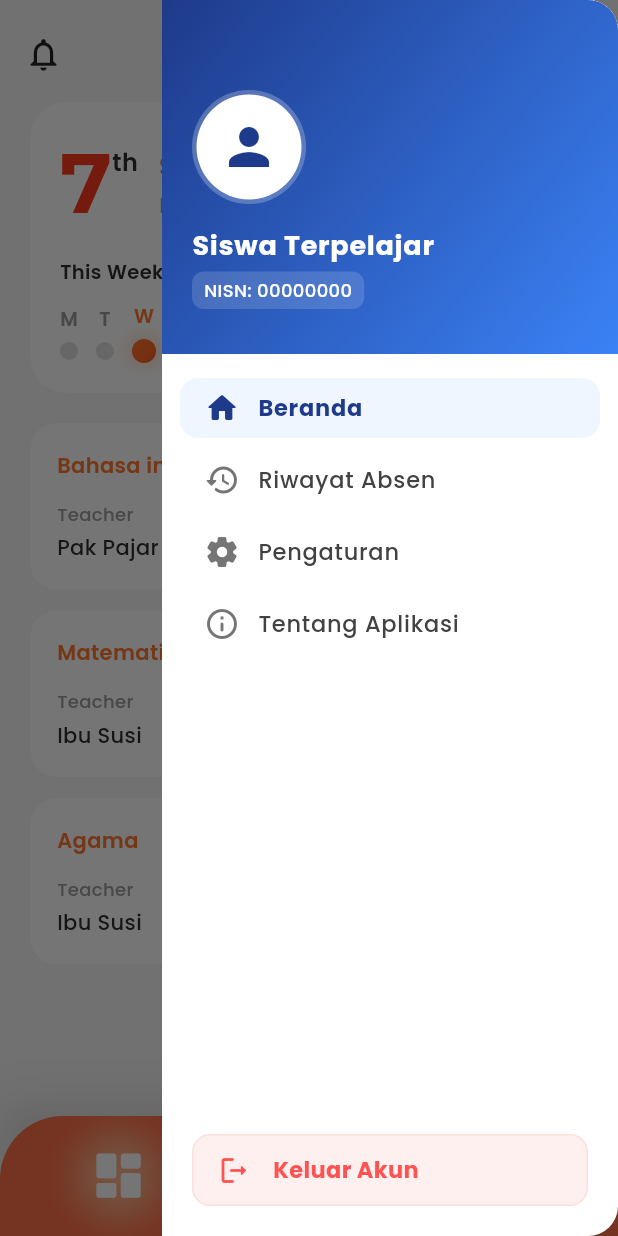
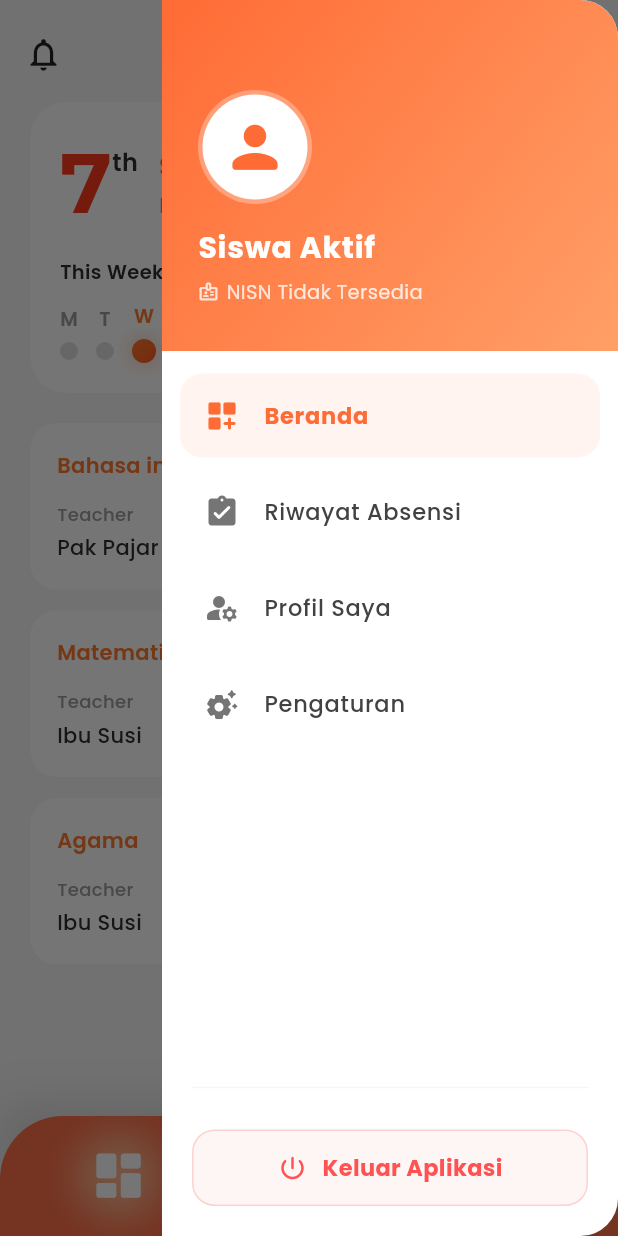
Before and after one commit to satriafitra/PROJECT-ABSENSI-SISWA-UJIKOM-FE, a Flutter app: the NavbarPage screen opened directly, with the side drawer open, on a phone screen of 412 x 824 dp. Run offline on Flutter 3.47's test engine with Material 3 defaults, Android fonts, the phone set to English and light mode, and no system bars; our stand-ins replace quickalert, shared_preferences; missing offline and left inert: mobile_scanner; accounts and stored records are empty; project files that could hold a hidden picture were left out.

Commit message:
finish sidebar

```diff
--- a/lib/widgets/app_drawer.dart
+++ b/lib/widgets/app_drawer.dart
@@ -6,10 +6,11 @@ import '../pages/login_page.dart';
 class AppDrawer extends StatelessWidget {
   const AppDrawer({super.key});
 
-  // Color Palette - Blue Theme
-  static const Color primaryBlue = Color(0xFF1E3A8A); // Deep Navy
-  static const Color accentBlue = Color(0xFF3B82F6);  // Bright Blue
-  static const Color lightBlue = Color(0xFFEFF6FF);   // Background Blue
+  // --- Orange Elegance Palette ---
+  static const Color primaryOrange = Color(0xFFFF6B35); // Warna utama (Strong Orange)
+  static const Color lightOrange = Color(0xFFFFF4F0);   // Background menu aktif
+  static const Color accentOrange = Color(0xFFFF9F67);  // Gradasi soft
+  static const Color darkGrey = Color(0xFF454545);
 
   void _handleLogout(BuildContext context) {
     QuickAlert.show(
@@ -18,7 +19,7 @@ class AppDrawer extends StatelessWidget {
       text: 'Apakah kamu yakin ingin keluar?',
       confirmBtnText: 'Ya, Keluar',
       cancelBtnText: 'Batal',
-      confirmBtnColor: Colors.redAccent,
+      confirmBtnColor: primaryOrange,
       onConfirmBtnTap: () async {
         await Session.logout();
         if (context.mounted) {
@@ -36,50 +37,58 @@ class AppDrawer extends StatelessWidget {
   Widget build(BuildContext context) {
     return Drawer(
       backgroundColor: Colors.white,
+      elevation: 10,
       shape: const RoundedRectangleBorder(
         borderRadius: BorderRadius.only(
-          topRight: Radius.circular(20),
-          bottomRight: Radius.circular(20),
+          topRight: Radius.circular(25),
+          bottomRight: Radius.circular(25),
         ),
       ),
       child: Column(
         children: [
-          // Elegant Header
+          // Header dengan Gradasi Orange Modern
           _buildHeader(context),
 
-          const SizedBox(height: 12),
+          const SizedBox(height: 15),
 
-          // Menu Items
+          // Menu Section
           Expanded(
             child: ListView(
               padding: const EdgeInsets.symmetric(horizontal: 12),
               children: [
                 _buildMenuItem(
-                  icon: Icons.home_rounded,
+                  context,
+                  icon: Icons.dashboard_customize_rounded,
                   title: "Beranda",
+                  isSelected: true, // Menandakan sedang di halaman ini
                   onTap: () => Navigator.pop(context),
-                  isSelected: true, // Highlight item aktif
                 ),
                 _buildMenuItem(
-                  icon: Icons.history_rounded,
-                  title: "Riwayat Absen",
+                  context,
+                  icon: Icons.assignment_turned_in_rounded,
+                  title: "Riwayat Absensi",
                   onTap: () {},
                 ),
                 _buildMenuItem(
-                  icon: Icons.settings_rounded,
-                  title: "Pengaturan",
+                  context,
+                  icon: Icons.manage_accounts_rounded,
+                  title: "Profil Saya",
                   onTap: () {},
                 ),
                 _buildMenuItem(
-                  icon: Icons.info_outline_rounded,
-                  title: "Tentang Aplikasi",
+                  context,
+                  icon: Icons.settings_suggest_rounded,
+                  title: "Pengaturan",
                   onTap: () {},
                 ),
               ],
             ),
           ),
 
-          // Logout Button at Bottom
+          // Divider halus sebelum logout
+          Divider(color: Colors.grey.withOpacity(0.1), thickness: 1, indent: 20, endIndent: 20),
+
+          // Logout Button
           _buildLogoutButton(context),
         ],
       ),
@@ -88,94 +97,93 @@ class AppDrawer extends StatelessWidget {
 
   Widget _buildHeader(BuildContext context) {
     return Container(
-      padding: const EdgeInsets.only(top: 60, left: 20, right: 20, bottom: 30),
+      padding: const EdgeInsets.only(top: 60, left: 24, right: 24, bottom: 30),
       width: double.infinity,
       decoration: const BoxDecoration(
         gradient: LinearGradient(
           begin: Alignment.topLeft,
           end: Alignment.bottomRight,
-          colors: [primaryBlue, accentBlue],
+          colors: [primaryOrange, accentOrange],
         ),
         borderRadius: BorderRadius.only(
-          topRight: Radius.circular(20),
+          topRight: Radius.circular(25),
         ),
       ),
       child: Column(
         crossAxisAlignment: CrossAxisAlignment.start,
         children: [
+          // Profile Picture Ring
           Container(
             padding: const EdgeInsets.all(3),
             decoration: const BoxDecoration(
-              color: Colors.white24,
+              color: Colors.white30,
               shape: BoxShape.circle,
             ),
             child: const CircleAvatar(
               radius: 35,
               backgroundColor: Colors.white,
-              child: Icon(Icons.person, size: 40, color: primaryBlue),
+              child: Icon(Icons.person_rounded, size: 45, color: primaryOrange),
             ),
           ),
           const SizedBox(height: 15),
+          // User Info
           Text(
-            Session.studentName ?? 'Siswa Terpelajar',
+            Session.studentName ?? 'Siswa Aktif',
             style: const TextStyle(
               color: Colors.white,
-              fontSize: 18,
+              fontSize: 20,
               fontWeight: FontWeight.bold,
               letterSpacing: 0.5,
             ),
           ),
-          const SizedBox(height: 4),
-          Container(
-            padding: const EdgeInsets.symmetric(horizontal: 8, vertical: 4),
-            decoration: BoxDecoration(
-              color: Colors.white.withOpacity(0.15),
-              borderRadius: BorderRadius.circular(8),
-            ),
-            child: Text(
-              Session.nisn ?? 'NISN: 00000000',
-              style: const TextStyle(
-                color: Colors.white,
-                fontSize: 12,
-                fontWeight: FontWeight.w500,
+          const SizedBox(height: 5),
+          Row(
+            children: [
+              Icon(Icons.badge_outlined, size: 14, color: Colors.white.withOpacity(0.8)),
+              const SizedBox(width: 5),
+              Text(
+                Session.nisn ?? 'NISN Tidak Tersedia',
+                style: TextStyle(
+                  color: Colors.white.withOpacity(0.8),
+                  fontSize: 13,
+                  fontWeight: FontWeight.w400,
                 ),
               ),
+            ],
           ),
         ],
       ),
     );
   }
 
-  Widget _buildMenuItem({
+  Widget _buildMenuItem(
+    BuildContext context, {
     required IconData icon,
     required String title,
     required VoidCallback onTap,
     bool isSelected = false,
   }) {
     return Container(
-      margin: const EdgeInsets.symmetric(vertical: 4),
-      decoration: BoxDecoration(
-        color: isSelected ? lightBlue : Colors.transparent,
-        borderRadius: BorderRadius.circular(12),
-      ),
+      margin: const EdgeInsets.only(bottom: 8),
       child: ListTile(
         onTap: onTap,
-        dense: true,
-        visualDensity: VisualDensity.compact,
+        selected: isSelected,
+        selectedTileColor: lightOrange,
+        shape: RoundedRectangleBorder(
+          borderRadius: BorderRadius.circular(15),
+        ),
         leading: Icon(
           icon,
-          color: isSelected ? primaryBlue : Colors.grey[600],
-          size: 24,
+          color: isSelected ? primaryOrange : Colors.grey[600],
         ),
         title: Text(
           title,
           style: TextStyle(
-            color: isSelected ? primaryBlue : Colors.grey[800],
+            color: isSelected ? primaryOrange : Colors.grey[800],
             fontWeight: isSelected ? FontWeight.bold : FontWeight.w500,
             fontSize: 15,
           ),
         ),
-        shape: RoundedRectangleBorder(borderRadius: BorderRadius.circular(12)),
       ),
     );
   }
@@ -183,22 +191,25 @@ class AppDrawer extends StatelessWidget {
   Widget _buildLogoutButton(BuildContext context) {
     return Padding(
       padding: const EdgeInsets.all(20),
+      child: Material(
+        color: Colors.transparent,
         child: InkWell(
           onTap: () => _handleLogout(context),
-        borderRadius: BorderRadius.circular(12),
+          borderRadius: BorderRadius.circular(15),
           child: Container(
-          padding: const EdgeInsets.symmetric(vertical: 12, horizontal: 16),
+            padding: const EdgeInsets.symmetric(vertical: 14, horizontal: 16),
             decoration: BoxDecoration(
-            color: Colors.red.withOpacity(0.08),
-            borderRadius: BorderRadius.circular(12),
-            border: Border.all(color: Colors.red.withOpacity(0.1)),
+              borderRadius: BorderRadius.circular(15),
+              border: Border.all(color: Colors.red.withOpacity(0.2)),
+              color: Colors.red.withOpacity(0.05),
             ),
             child: const Row(
+              mainAxisAlignment: MainAxisAlignment.center,
               children: [
-              Icon(Icons.logout_rounded, color: Colors.redAccent, size: 22),
-              SizedBox(width: 15),
+                Icon(Icons.power_settings_new_rounded, color: Colors.redAccent, size: 20),
+                SizedBox(width: 10),
                 Text(
-                "Keluar Akun",
+                  "Keluar Aplikasi",
                   style: TextStyle(
                     color: Colors.redAccent,
                     fontWeight: FontWeight.bold,
@@ -209,6 +220,7 @@ class AppDrawer extends StatelessWidget {
             ),
           ),
         ),
+      ),
     );
   }
 }
```
Lines whose indentation alone changed are shown as unchanged.
